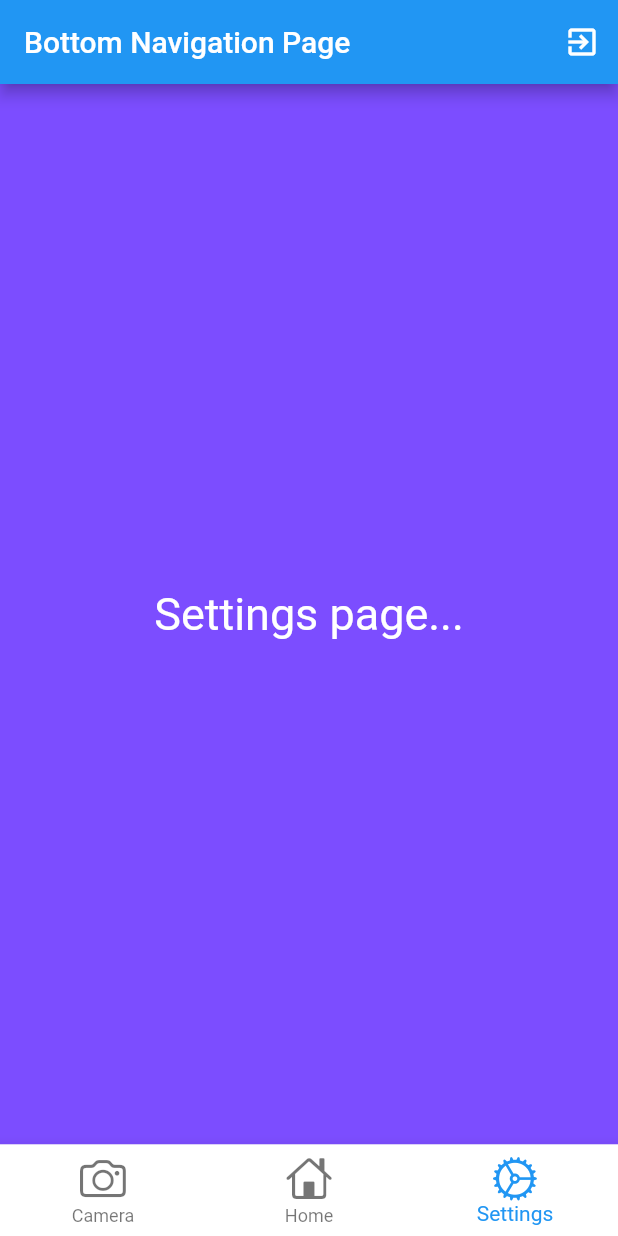
After one commit to alperefesahin/go_router_tutorial, a Flutter app: the SettingsPage screen opened by its route, on a phone screen of 412 x 824 dp. The commit adds this screen. Run offline on Flutter 3.47's test engine with Material 2 defaults, Android fonts, the phone set to English and light mode, and no system bars; our stand-ins replace bot_toast, go_router, page_transition.

Commit message:
change the names and styles

```diff
--- a/lib/presentation/pages/bottom_tab/widgets/bottom_navigation_builder.dart
+++ b/lib/presentation/pages/bottom_tab/widgets/bottom_navigation_builder.dart
@@ -10,14 +10,14 @@ Widget bottomNavigationBuilder(BuildContext context) {
     onTap: (index) => _onItemTapped(index, context),
     items: const [
       BottomNavigationBarItem(
+        label: "Camera",
+        icon: Icon(CupertinoIcons.camera, size: 31),
+        activeIcon: Icon(CupertinoIcons.camera, size: 31),
+      ),
+      BottomNavigationBarItem(
         label: "Home",
         icon: Icon(CupertinoIcons.home, size: 31),
         activeIcon: Icon(CupertinoIcons.home, size: 31),
-      ),
-      BottomNavigationBarItem(
-        label: "Camera",
-        icon: Icon(CupertinoIcons.camera, size: 31),
-        activeIcon: Icon(CupertinoIcons.camera, size: 31),
       ),
       BottomNavigationBarItem(
         label: "Settings",
@@ -31,13 +31,13 @@ Widget bottomNavigationBuilder(BuildContext context) {
 int _calculateSelectedIndex(BuildContext context) {
   final String location = GoRouterState.of(context).location;
 
-  if (location == "/third_page") {
+  if (location == "/camera_page") {
     return 0;
   }
-  if (location == "/fourth_page") {
+  if (location == "/home_page") {
     return 1;
   }
-  if (location == "/fifth_page") {
+  if (location == "/settings_page") {
     return 2;
   }
   return 0;
@@ -46,13 +46,13 @@ int _calculateSelectedIndex(BuildContext context) {
 void _onItemTapped(int index, BuildContext context) {
   switch (index) {
     case 0:
-      GoRouter.of(context).go('/third_page');
+      GoRouter.of(context).go('/camera_page');
       break;
     case 1:
-      GoRouter.of(context).go('/fourth_page', extra: "Hello World");
+      GoRouter.of(context).go('/home_page', extra: "Hello World");
       break;
     case 2:
-      GoRouter.of(context).go('/fifth_page');
+      GoRouter.of(context).go('/settings_page');
       break;
   }
 }
--- a/lib/presentation/pages/fourth/fourth_page.dart
+++ b/lib/presentation/pages/home/home_page.dart
@@ -1,7 +1,7 @@
 import 'package:flutter/material.dart';
 
-class FourthPage extends StatelessWidget {
-  const FourthPage({super.key, required this.title});
+class HomePage extends StatelessWidget {
+  const HomePage({super.key, required this.title});
 
   final String title;
 
@@ -13,7 +13,7 @@ class FourthPage extends StatelessWidget {
         child: Padding(
           padding: const EdgeInsets.all(12),
           child: Text(
-            'This is the fourth page, and the extra parameter is $title',
+            'Home page, and the extra parameter is $title',
             textAlign: TextAlign.center,
             style: const TextStyle(fontSize: 30, color: Colors.white),
           ),
--- a/lib/presentation/pages/second/second_page.dart
+++ b/lib/presentation/pages/second/second_page.dart
@@ -29,9 +29,9 @@ class SecondPage extends StatelessWidget {
                 So, go method uses the stack to move to the next page
                  */
 
-                context.go(context.namedLocation("third_page"));
+                context.go(context.namedLocation("camera_page"));
               },
-              child: const Text('Go to Third Page which is bottom tab'),
+              child: const Text('Go to Bottom Navigation Page'),
             ),
           ],
         ),
--- /dev/null
+++ b/lib/presentation/pages/settings/settings_page.dart
@@ -0,0 +1,18 @@
+import 'package:flutter/material.dart';
+
+class SettingsPage extends StatelessWidget {
+  const SettingsPage({super.key});
+
+  @override
+  Widget build(BuildContext context) {
+    return const Scaffold(
+      backgroundColor: Colors.deepPurpleAccent,
+      body: Center(
+        child: Text(
+          'Settings page...',
+          style: TextStyle(fontSize: 30, color: Colors.white),
+        ),
+      ),
+    );
+  }
+}
--- a/lib/presentation/routes/router.dart
+++ b/lib/presentation/routes/router.dart
@@ -4,9 +4,9 @@ import 'package:go_router/go_router.dart';
 import 'package:go_router_tutorial/presentation/pages/bottom_tab/bottom_tab_page.dart';
 import 'package:go_router_tutorial/presentation/pages/second/second_page.dart';
 import 'package:go_router_tutorial/presentation/pages/first/first_page.dart';
-import 'package:go_router_tutorial/presentation/pages/fourth/fourth_page.dart';
-import 'package:go_router_tutorial/presentation/pages/fifth/fifth_page.dart';
-import 'package:go_router_tutorial/presentation/pages/third/third_page.dart';
+import 'package:go_router_tutorial/presentation/pages/home/home_page.dart';
+import 'package:go_router_tutorial/presentation/pages/settings/settings_page.dart';
+import 'package:go_router_tutorial/presentation/pages/camera/camera_page.dart';
 import 'package:page_transition/page_transition.dart';
 
 class AppRouter {
@@ -45,18 +45,18 @@ class AppRouter {
         },
         routes: [
           GoRoute(
-            name: "third_page",
-            path: "/third_page",
+            name: "camera_page",
+            path: "/camera_page",
             pageBuilder: (context, state) => CustomTransitionPage(
               transitionsBuilder: (context, animation, secondaryAnimation, child) {
                 return PageTransition(child: child, type: PageTransitionType.fade).child;
               },
-              child: const ThirdPage(),
+              child: const CameraPage(),
             ),
           ),
           GoRoute(
-            name: "fourth_page",
-            path: "/fourth_page",
+            name: "home_page",
+            path: "/home_page",
             pageBuilder: (context, state) {
               final String title = state.extra as String;
 
@@ -64,19 +64,19 @@ class AppRouter {
                 transitionsBuilder: (context, animation, secondaryAnimation, child) {
                   return PageTransition(child: child, type: PageTransitionType.fade).child;
                 },
-                child: FourthPage(title: title),
+                child: HomePage(title: title),
               );
             },
           ),
           GoRoute(
-            name: "fifth_page",
-            path: '/fifth_page',
+            name: "settings_page",
+            path: '/settings_page',
             pageBuilder: (context, state) {
               return CustomTransitionPage(
                 transitionsBuilder: (context, animation, secondaryAnimation, child) {
                   return PageTransition(child: child, type: PageTransitionType.fade).child;
                 },
-                child: const FifthPage(),
+                child: const SettingsPage(),
               );
             },
           ),
```
Also changed, not shown: lib/presentation/pages/camera/camera_page.dart (added, +18 -0 lines), lib/presentation/pages/fifth/fifth_page.dart (deleted, +0 -17 lines), lib/presentation/pages/first/first_page.dart (+7 -3 lines), lib/presentation/pages/third/third_page.dart (deleted, +0 -18 lines).
